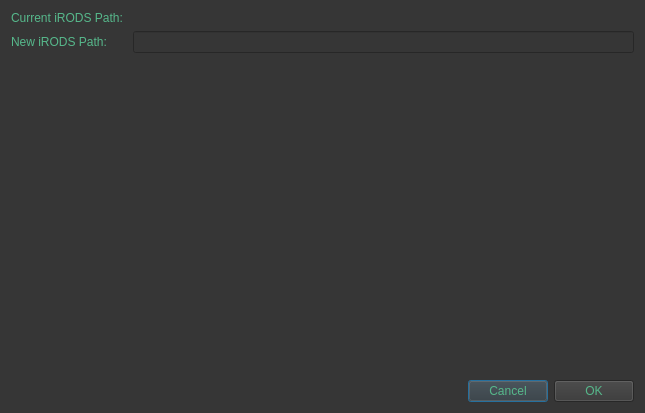
First picture: the form in gui/ui_files/renameItem.ui, repository iBridges-for-iRODS/iBridges-GUI, before the edit.
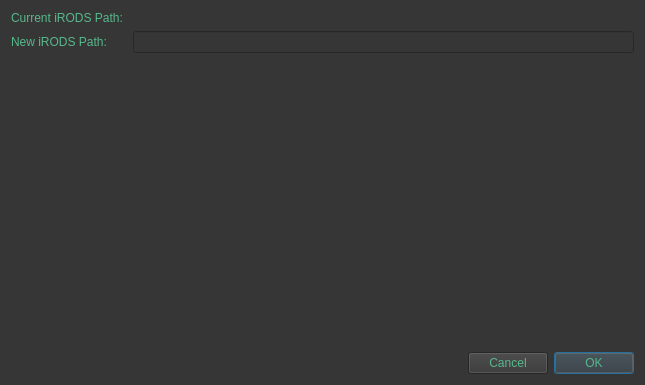
Second picture: the form after the edit.

Commit message: Tie ok button to "enter"

Diff of the .ui file:
```diff
--- a/gui/ui_files/renameItem.ui
+++ b/gui/ui_files/renameItem.ui
@@ -7,7 +7,7 @@
     <x>0</x>
     <y>0</y>
     <width>645</width>
-    <height>413</height>
+    <height>385</height>
    </rect>
   </property>
   <property name="windowTitle">
@@ -107,6 +107,9 @@
        <property name="text">
         <string>OK</string>
        </property>
+       <property name="default">
+        <bool>true</bool>
+       </property>
       </widget>
      </item>
     </layout>
```
